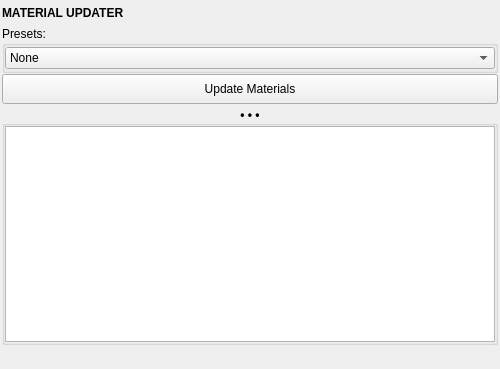
First picture: the form in mayatk/mat_utils/mat_updater.ui, repository m3trik/mayatk, before the edit.
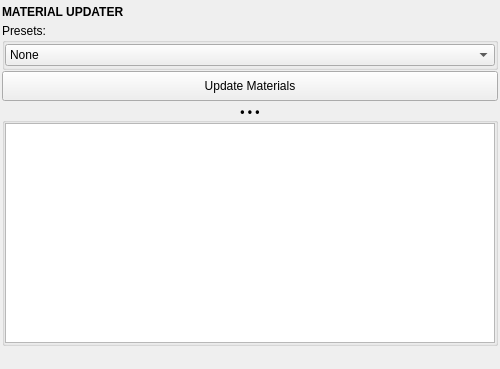
Second picture: the form after the edit. Custom widgets are drawn as their Qt base class.

Patch:
```diff
--- a/mayatk/mat_utils/mat_updater.ui
+++ b/mayatk/mat_utils/mat_updater.ui
@@ -44,7 +44,7 @@
       <property name="minimumSize">
        <size>
         <width>0</width>
-        <height>22</height>
+        <height>19</height>
        </size>
       </property>
       <property name="font">
@@ -168,13 +168,13 @@
       <property name="minimumSize">
        <size>
         <width>0</width>
-        <height>20</height>
+        <height>19</height>
        </size>
       </property>
       <property name="maximumSize">
        <size>
         <width>16777215</width>
-        <height>20</height>
+        <height>19</height>
        </size>
       </property>
      </widget>
```
